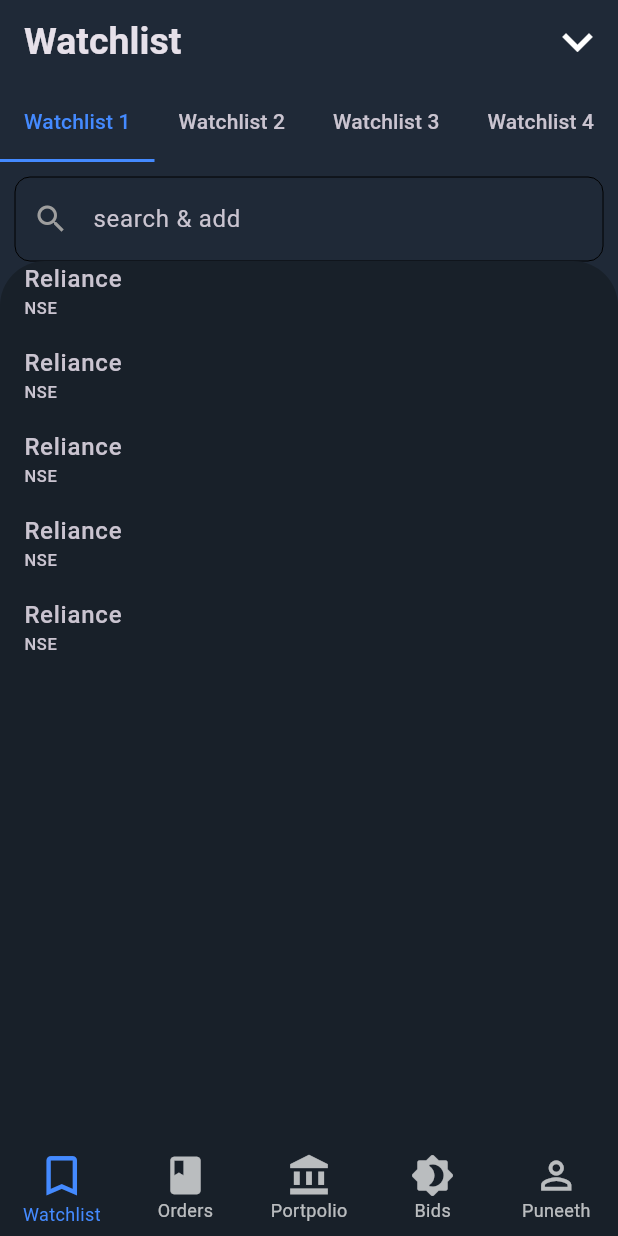
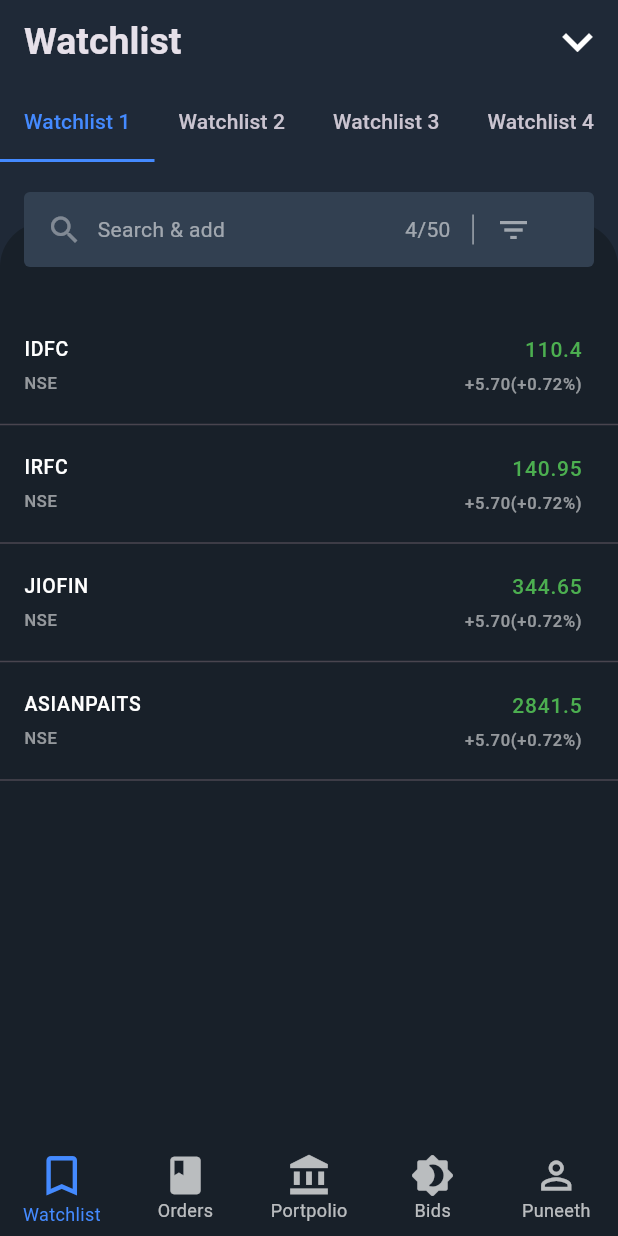
Before and after one commit to puneethkumar18/zerodha_kite_UI, a Flutter app: the screen it shows after launch, on a phone screen of 412 x 824 dp. Run offline on Flutter 3.47's test engine with Material 3 defaults, Android fonts, the phone set to English and light mode, and no system bars.

Commit message:
whishlist screen done

```diff
--- a/lib/model/stock_details.dart
+++ b/lib/model/stock_details.dart
@@ -1,12 +1,63 @@
-import 'dart:ffi';
+import 'dart:convert';
+
 
 class StockDetails {
   late String name;
-  late Float price;
+  late double price;
   late String category;
   StockDetails({
     required this.name,
     required this.price,
     required this.category,
   });
+
+  Map<String, dynamic> toMap() {
+    final result = <String, dynamic>{};
+
+    result.addAll({'name': name});
+    result.addAll({'price': price});
+    result.addAll({'category': category});
+
+    return result;
+  }
+
+  factory StockDetails.fromMap(Map<String, dynamic> map) {
+    return StockDetails(
+      name: map['name'],
+      price: map['price'],
+      category: map['category'],
+    );
+  }
+
+  String toJson() => json.encode(toMap());
+
+  factory StockDetails.fromJson(String source) => StockDetails.fromMap(json.decode(source));
+
+  StockDetails copyWith({
+    String? name,
+    double? price,
+    String? category,
+  }) {
+    return StockDetails(
+      name: name ?? this.name,
+      price: price ?? this.price,
+      category: category ?? this.category,
+    );
+  }
+
+  @override
+  String toString() => 'StockDetails(name: $name, price: $price, category: $category)';
+
+  @override
+  bool operator ==(Object other) {
+    if (identical(this, other)) return true;
+
+    return other is StockDetails &&
+      other.name == name &&
+      other.price == price &&
+      other.category == category;
+  }
+
+  @override
+  int get hashCode => name.hashCode ^ price.hashCode ^ category.hashCode;
 }
--- a/lib/screens/landing_screen.dart
+++ b/lib/screens/landing_screen.dart
@@ -1,7 +1,9 @@
-import 'dart:async';
-
 import 'package:flutter/material.dart';
-import 'package:my_app/utils/stock_tile.dart';
+import 'package:my_app/model/stock_details.dart';
+import 'package:my_app/utils/show_dialouge.dart';
+import 'package:my_app/widgets/custom_textfield.dart';
+import 'package:my_app/widgets/stock_tile.dart';
+import 'package:my_app/widgets/whishlist_page.dart';
 
 class LandingScreen extends StatefulWidget {
   static const String routeName = '/landing-page';
@@ -13,6 +15,12 @@ class LandingScreen extends StatefulWidget {
 
 class _LandingScreenState extends State<LandingScreen> {
   final TextEditingController searchController = TextEditingController();
+  List<StockDetails> stocks = [
+    StockDetails(name: "IDFC", price: 110.40, category: "NSE"),
+    StockDetails(name: "IRFC", price: 140.95, category: "NSE"),
+    StockDetails(name: "JIOFIN", price: 344.65, category: "NSE"),
+    StockDetails(name: "ASIANPAITS", price: 2841.50, category: "NSE"),
+  ];
 
   @override
   void dispose() {
@@ -20,6 +28,9 @@ class _LandingScreenState extends State<LandingScreen> {
     searchController.dispose();
   }
 
+void onTap(){
+
+}
   @override
   Widget build(BuildContext context) {
     return DefaultTabController(
@@ -86,82 +97,14 @@ class _LandingScreenState extends State<LandingScreen> {
         ),
         body: TabBarView(
           children: [
-            SingleChildScrollView(
-              child: Column(
-                children: [
-                  Padding(
-                    padding: const EdgeInsets.only(top: 10,right: 10,left: 10),
-                    child: TextFormField(
-                      controller: searchController,
-                      decoration:  InputDecoration(
-                        hintText: 'search & add',
-                        prefixIcon: const Icon(
-                          Icons.search_sharp,
-                          color: Colors.grey,
-                        ),
-                        fillColor: const  Color.fromRGBO(50, 50, 50, 1),
-                        enabledBorder: OutlineInputBorder(
-                          borderRadius: BorderRadius.circular(10),
-                          borderSide: const BorderSide(
-                            width: 0,
-                          ),
-                        ),
-                        focusedBorder: OutlineInputBorder(
-                          borderRadius: BorderRadius.circular(10),
-                          borderSide: const BorderSide(
-                            width: 0,
-                          ),
-                        ),
-                      ),
-                    ),
-                  ),
-                  Container(
-                    width: MediaQuery.sizeOf(context).width,
-                    height: MediaQuery.sizeOf(context).height,
-                    decoration: BoxDecoration(
-                        borderRadius: BorderRadius.circular(30),
-                        color: const Color.fromRGBO(24, 32, 41, 2)),
-                    child: ListView.builder(
-                      itemCount: 5,
-                      itemBuilder: (context, index) {
-                        return StockTile(context: context);
-                      },
-                    ),
-                  ),
-                ],
-              ),
-            ),
-            Container(
-              width: MediaQuery.sizeOf(context).width - 10,
-              margin: const EdgeInsets.all(10),
-              color: Colors.amberAccent,
-            ),
-            Container(
-              width: MediaQuery.sizeOf(context).width - 10,
-              margin: const EdgeInsets.all(10),
-              color: Colors.blueAccent,
-            ),
-            Container(
-              width: MediaQuery.sizeOf(context).width - 10,
-              margin: const EdgeInsets.all(10),
-              color: Colors.blueAccent,
-            ),
-            Container(
-              width: MediaQuery.sizeOf(context).width - 10,
-              margin: const EdgeInsets.all(10),
-              color: Colors.blueAccent,
-            ),
-            Container(
-              width: MediaQuery.sizeOf(context).width - 10,
-              margin: const EdgeInsets.all(10),
-              color: Colors.blueAccent,
-            ),
-            Container(
-              width: MediaQuery.sizeOf(context).width - 10,
-              margin: const EdgeInsets.all(10),
-              color: Colors.blueAccent,
-            ),
-          ],
+            WishlistPage(onTap: onTap, stocks: stocks),
+            WishlistPage(onTap: onTap, stocks: stocks),
+            WishlistPage(onTap: onTap, stocks: stocks),
+            WishlistPage(onTap: onTap, stocks: stocks),
+            WishlistPage(onTap: onTap, stocks: stocks),
+            WishlistPage(onTap: onTap, stocks: stocks),
+            WishlistPage(onTap: onTap, stocks: stocks),
+                      ],
         ),
       ),
     );
--- /dev/null
+++ b/lib/utils/show_dialouge.dart
@@ -0,0 +1,20 @@
+import 'package:flutter/material.dart';
+
+class ShowDialouge extends StatefulWidget {
+  const ShowDialouge({super.key});
+
+  @override
+  State<ShowDialouge> createState() => _ShowDialougeState();
+}
+
+class _ShowDialougeState extends State<ShowDialouge> {
+  @override
+  Widget build(BuildContext context) {
+    return const Dialog.fullscreen(
+      backgroundColor: Colors.amberAccent,
+      child: AboutDialog(
+        applicationIcon: Icon(Icons.abc),
+      ),
+    );
+  }
+}
--- a/lib/utils/stock_tile.dart
+++ /dev/null
@@ -1,22 +0,0 @@
-import 'package:flutter/material.dart';
-
-class StockTile extends StatelessWidget {
-  final BuildContext context;
-  const StockTile({super.key, required this.context});
-
-  @override
-  Widget build(BuildContext context) {
-    return const ListTile(
-      leading: Column(
-        crossAxisAlignment: CrossAxisAlignment.start,
-        children: [
-          Text(
-            "Reliance",
-            style: TextStyle(fontSize: 16),
-          ),
-          Text('NSE',style: TextStyle(),)
-        ],
-      ),
-    );
-  }
-}
--- /dev/null
+++ b/lib/widgets/custom_textfield.dart
@@ -0,0 +1,68 @@
+import 'package:flutter/material.dart';
+
+class CustomTextField extends StatelessWidget {
+  final VoidCallback onTap;
+  const CustomTextField({
+    required this.onTap,
+    super.key,
+  });
+
+  @override
+  Widget build(BuildContext context) {
+    return Container(
+      height: 50,
+      width: 400,
+      padding: const EdgeInsets.symmetric(horizontal: 10),
+      decoration: BoxDecoration(
+        color: const Color.fromRGBO(50, 64, 81, 1),
+        borderRadius: BorderRadius.circular(4),
+      ),
+      child: Row(
+        children: [
+          const SizedBox(
+            width: 5,
+          ),
+          const Icon(
+            Icons.search,
+            color: Colors.white38,
+          ),
+          const SizedBox(
+            width: 10,
+          ),
+          GestureDetector(
+            child: const Text(
+              "Search & add",
+              style: TextStyle(
+                color: Colors.white54,
+              ),
+            ),
+          ),
+          GestureDetector(
+            child: const SizedBox(
+              width: 120,
+            ),
+          ),
+          const Text(
+            "4/50",
+            style: TextStyle(
+              color: Colors.white54,
+            ),
+          ),
+          const VerticalDivider(
+            width: 30,
+            indent: 15,
+            endIndent: 15,
+            color: Colors.white54,
+          ),
+          GestureDetector(
+            onTap: onTap,
+            child: const Icon(
+              Icons.filter_list_outlined,
+              color: Colors.white54,
+            ),
+          ),
+        ],
+      ),
+    );
+  }
+}
--- /dev/null
+++ b/lib/widgets/stock_tile.dart
@@ -0,0 +1,56 @@
+import 'package:flutter/material.dart';
+import 'package:my_app/model/stock_details.dart';
+
+class StockTile extends StatelessWidget {
+  final StockDetails stock;
+  final VoidCallback onTap;
+  const StockTile({Key? key, required this.stock, required this.onTap})
+      : super(key: key);
+
+  @override
+  Widget build(BuildContext context) {
+    return ListTile(
+      onTap: onTap,
+      trailing: Column(
+        crossAxisAlignment: CrossAxisAlignment.end,
+        children: [
+          Text(
+            stock.price.toString(),
+            style: const TextStyle(
+              color: Colors.green,
+              fontSize: 14,
+            ),
+          ),
+          const SizedBox(height: 5,),
+          const Text(
+            "+5.70(+0.72%)",
+            style: TextStyle(
+              color: Colors.white54,
+            ),
+          )
+        ],
+      ),
+      leading: Column(
+        crossAxisAlignment: CrossAxisAlignment.start,
+        children: [
+          Text(
+            stock.name,
+            style: const TextStyle(
+              fontSize: 13,
+              color: Colors.white,
+            ),
+          ),
+          const SizedBox(
+            height: 5,
+          ),
+          Text(
+            stock.category,
+            style: const TextStyle(
+              color: Colors.white54,
+            ),
+          ),
+        ],
+      ),
+    );
+  }
+}
--- /dev/null
+++ b/lib/widgets/whishlist_page.dart
@@ -0,0 +1,63 @@
+import 'package:flutter/material.dart';
+import 'package:my_app/model/stock_details.dart';
+import 'package:my_app/utils/show_dialouge.dart';
+import 'package:my_app/widgets/custom_textfield.dart';
+import 'package:my_app/widgets/stock_tile.dart';
+
+class WishlistPage extends StatelessWidget {
+  final VoidCallback onTap;
+  final List<StockDetails> stocks;
+  const WishlistPage({
+    super.key,
+    required this.onTap,
+    required this.stocks,
+    });
+
+  @override
+  Widget build(BuildContext context) {
+    return Stack(
+              children: [
+                Container(
+                  width: MediaQuery.sizeOf(context).width,
+                  height: MediaQuery.sizeOf(context).height,
+                  margin: const EdgeInsets.only(top: 40),
+                  padding: const EdgeInsets.only(top: 60),
+                  decoration: const BoxDecoration(
+                    color: Color.fromRGBO(24, 32, 41, 1),
+                    borderRadius: BorderRadius.only(
+                      topLeft: Radius.circular(30),
+                      topRight: Radius.circular(30),
+                    ),
+                  ),
+                  child: ListView.builder(
+                    itemCount: stocks.length,
+                    itemBuilder: (context, index) {
+                      return Column(
+                        children: [
+                          const SizedBox(
+                            height: 15,
+                          ),
+                          StockTile(
+                            stock: stocks[index],
+                            onTap: onTap,
+                          ),
+                          const Divider(
+                            height: 8,
+                          )
+                        ],
+                      );
+                    },
+                  ),
+                ),
+                 Padding(
+                  padding: const EdgeInsets.only(top: 20,right: 16,left: 16),
+                  child: CustomTextField(
+                    onTap: (){
+                      const ShowDialouge();
+                    },
+                  ),
+                ),
+              ],
+            );
+  }
+}
```
